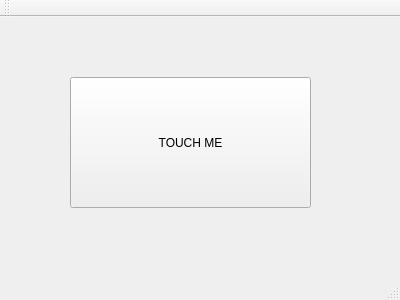
Qt form editor0.01/GesturesEditor/mainwindow.ui (Rauf-Kurbanov/GesturesEditor) before a commit.
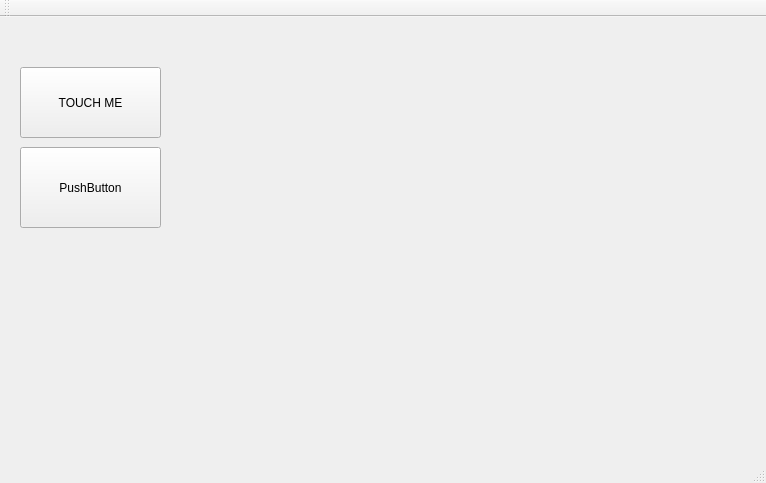
The same form after that commit.

```diff
--- a/editor0.01/GesturesEditor/mainwindow.ui
+++ b/editor0.01/GesturesEditor/mainwindow.ui
@@ -6,8 +6,8 @@
    <rect>
     <x>0</x>
     <y>0</y>
-    <width>400</width>
-    <height>300</height>
+    <width>766</width>
+    <height>483</height>
    </rect>
   </property>
   <property name="windowTitle">
@@ -17,16 +17,29 @@
    <widget class="QPushButton" name="pushButton">
     <property name="geometry">
      <rect>
-      <x>70</x>
-      <y>60</y>
-      <width>241</width>
-      <height>131</height>
+      <x>20</x>
+      <y>50</y>
+      <width>141</width>
+      <height>71</height>
      </rect>
     </property>
     <property name="text">
      <string>TOUCH ME</string>
     </property>
    </widget>
+   <widget class="QPushButton" name="pushButton_2">
+    <property name="geometry">
+     <rect>
+      <x>20</x>
+      <y>130</y>
+      <width>141</width>
+      <height>81</height>
+     </rect>
+    </property>
+    <property name="text">
+     <string>PushButton</string>
+    </property>
+   </widget>
   </widget>
   <widget class="QMenuBar" name="menuBar">
    <property name="geometry">
```
Left out of the diff: 2 changed lines with no effect on the pictures.
